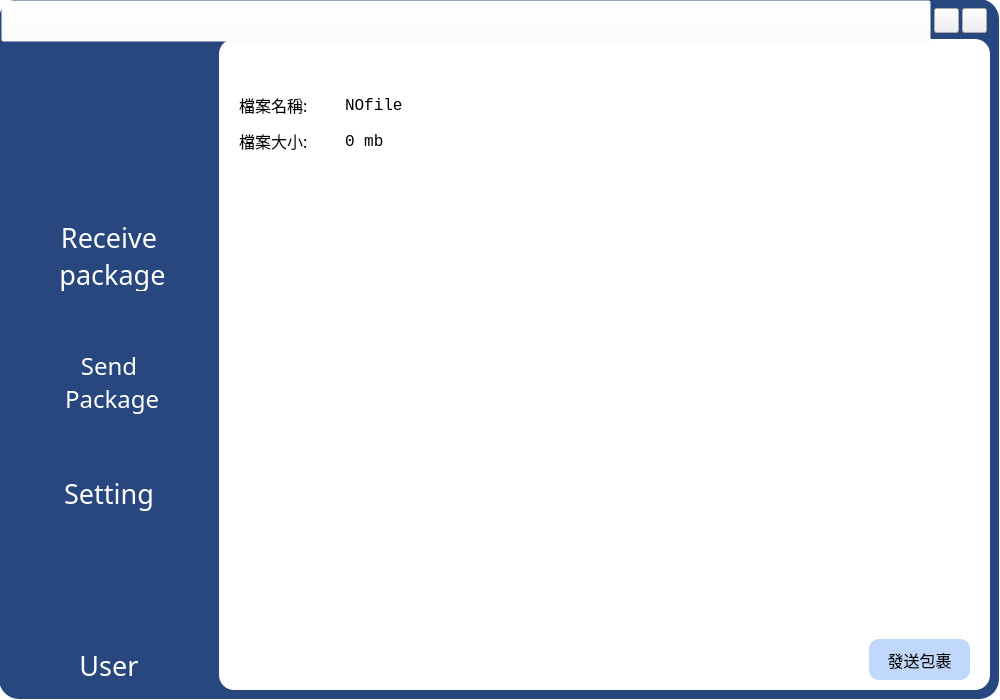
First picture: the form in src/gui/MainWindow.ui, repository hmes98318/Logistics-Station, before the edit.
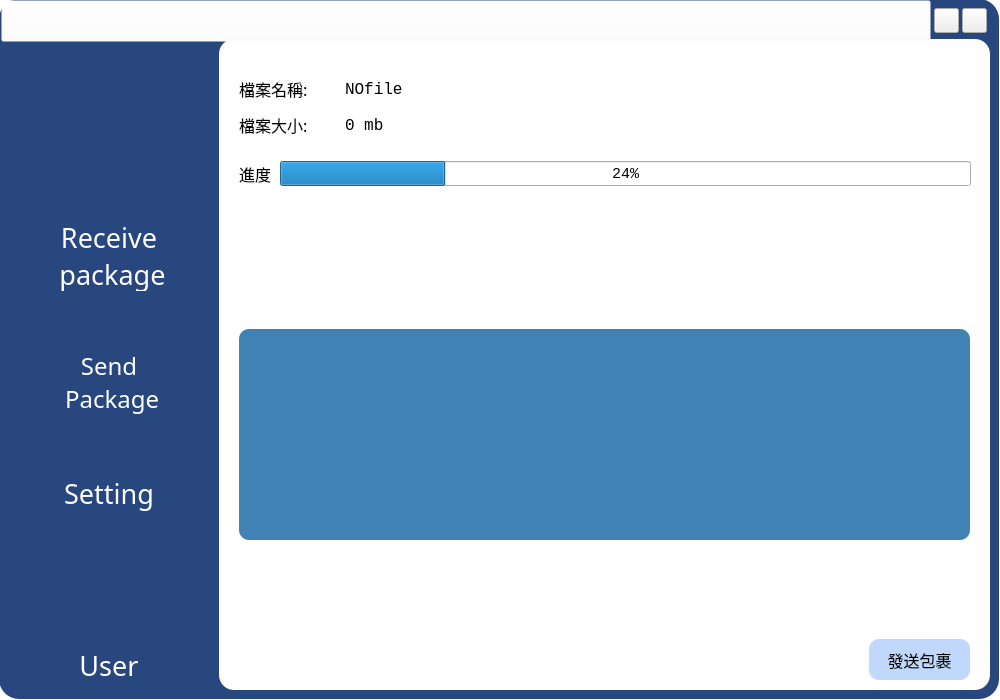
Second picture: the form after the edit. The open tabs and pages were chosen to show the change. Icons and pictures are not drawn.

Commit message: UpData MainWindow - Client

```diff
--- a/src/gui/MainWindow.ui
+++ b/src/gui/MainWindow.ui
@@ -648,6 +648,68 @@
          </item>
         </layout>
        </item>
+       <item>
+        <layout class="QHBoxLayout" name="Layout_Sendschedule">
+         <property name="spacing">
+          <number>0</number>
+         </property>
+         <item>
+          <widget class="QLabel" name="hint_Sendschedule">
+           <property name="maximumSize">
+            <size>
+             <width>50</width>
+             <height>50</height>
+            </size>
+           </property>
+           <property name="font">
+            <font>
+             <family>標楷體</family>
+             <pointsize>12</pointsize>
+            </font>
+           </property>
+           <property name="inputMethodHints">
+            <set>Qt::ImhSensitiveData</set>
+           </property>
+           <property name="text">
+            <string>進度  </string>
+           </property>
+           <property name="alignment">
+            <set>Qt::AlignJustify|Qt::AlignVCenter</set>
+           </property>
+          </widget>
+         </item>
+         <item>
+          <widget class="QProgressBar" name="progressBar_SendFile">
+           <property name="maximumSize">
+            <size>
+             <width>16777215</width>
+             <height>25</height>
+            </size>
+           </property>
+           <property name="font">
+            <font>
+             <family>Consolas</family>
+             <pointsize>11</pointsize>
+            </font>
+           </property>
+           <property name="styleSheet">
+            <string notr="true">#progressBar_SendFile{
+border: 2px solid #000;
+border-radius: 10px;
+text-align:center;
+}
+#progressBar_SendFile::chunk { 
+background-color: rgb(170, 170, 255);
+border-radius: 8px;
+}</string>
+           </property>
+           <property name="value">
+            <number>24</number>
+           </property>
+          </widget>
+         </item>
+        </layout>
+       </item>
        <item>
         <widget class="QPushButton" name="button_SelectfFile">
          <property name="minimumSize">
@@ -689,7 +751,8 @@
        </font>
       </property>
       <property name="styleSheet">
-       <string notr="true">border-radius: 15px;</string>
+       <string notr="true">border-radius: 10px;
+background-color: rgba(13, 95, 160, 200);</string>
       </property>
      </widget>
     </widget>
```
Left out of the diff: 51 changed lines with no effect on the pictures. Lines whose indentation alone changed are shown as unchanged. The commit also changes 1 other file.
